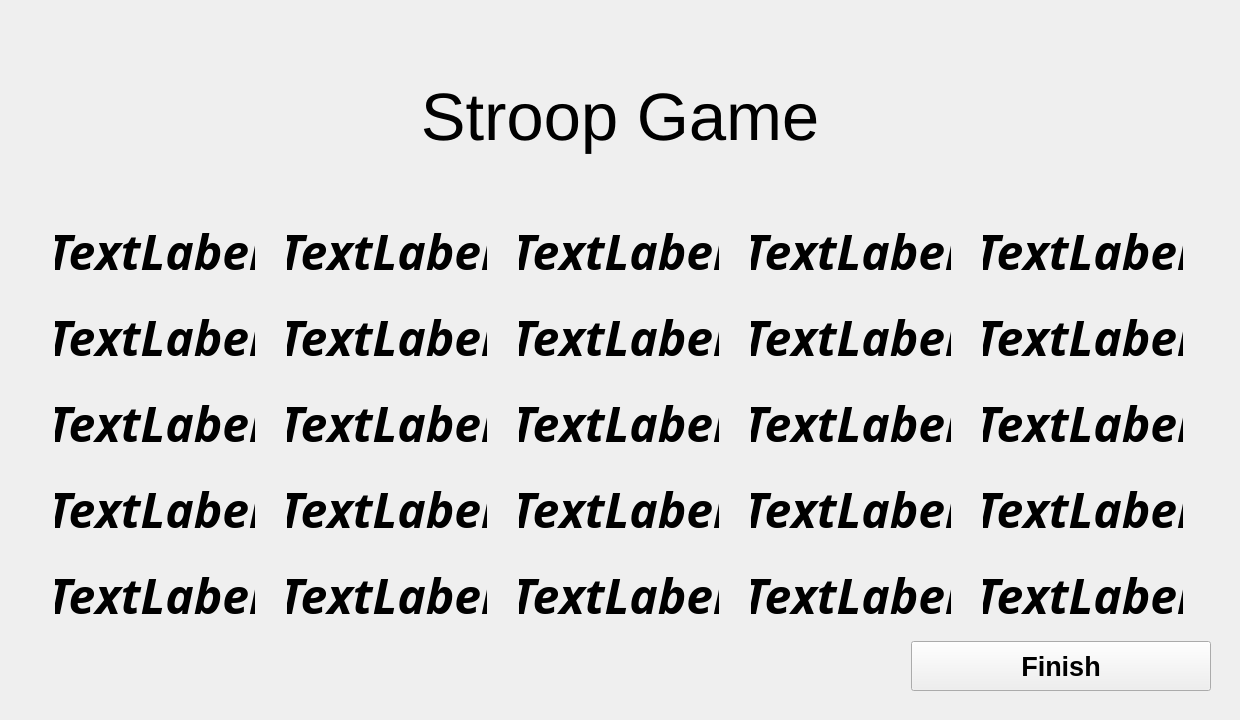
First picture: the form in cognition_games.ui, repository lessju/cognition_games, before the edit.
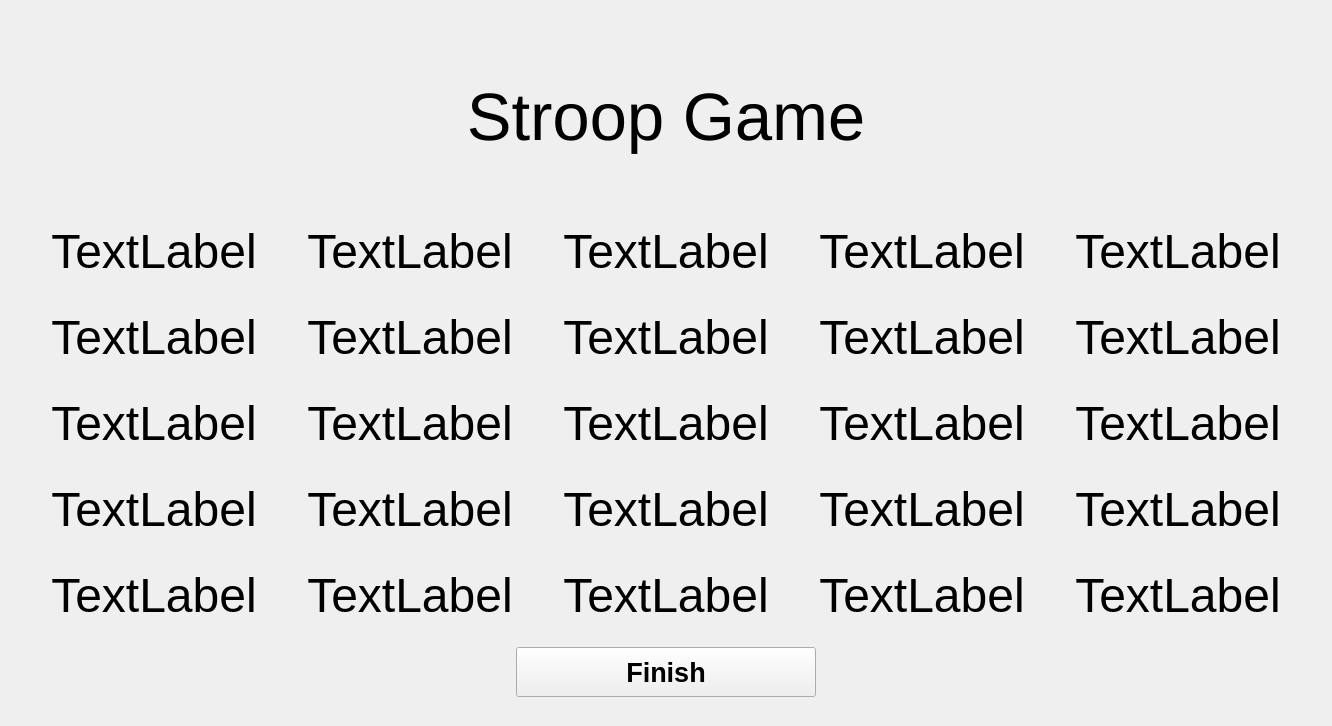
Second picture: the form after the edit. The open tabs and pages were chosen to show the change.

Commit message: Added malteses to stroop

The edit to the form file:
```diff
--- a/cognition_games.ui
+++ b/cognition_games.ui
@@ -6,8 +6,8 @@
    <rect>
     <x>0</x>
     <y>0</y>
-    <width>1240</width>
-    <height>719</height>
+    <width>1332</width>
+    <height>726</height>
    </rect>
   </property>
   <property name="windowTitle">
@@ -209,7 +209,7 @@
      </widget>
      <widget class="QWidget" name="stroop_games">
       <layout class="QGridLayout" name="gridLayout_7">
-       <item row="0" column="0">
+       <item row="0" column="0" alignment="Qt::AlignHCenter">
         <widget class="QStackedWidget" name="stroop_stacked_widget">
          <property name="currentIndex">
           <number>1</number>
@@ -326,8 +326,8 @@
          <widget class="QWidget" name="stroop_colour_game">
           <layout class="QVBoxLayout" name="verticalLayout_4">
            <item>
-            <layout class="QVBoxLayout" name="verticalLayout_5">
-             <item>
+            <layout class="QGridLayout" name="gridLayout_8">
+             <item row="0" column="0">
               <widget class="QLabel" name="label_9">
                <property name="font">
                 <font>
@@ -345,29 +345,29 @@
                </property>
               </widget>
              </item>
-             <item>
+             <item row="1" column="0">
               <layout class="QGridLayout" name="gridLayout_5">
                <item row="1" column="0">
                 <widget class="QLabel" name="stroop_text_6">
                  <property name="minimumSize">
                   <size>
-                   <width>200</width>
+                   <width>250</width>
                    <height>80</height>
                   </size>
                  </property>
                  <property name="maximumSize">
                   <size>
-                   <width>200</width>
+                   <width>250</width>
                    <height>80</height>
                   </size>
                  </property>
                  <property name="font">
                   <font>
-                   <family>Umpush</family>
+                   <family>Ubuntu</family>
                    <pointsize>36</pointsize>
-                   <weight>75</weight>
-                   <italic>true</italic>
-                   <bold>true</bold>
+                   <weight>50</weight>
+                   <italic>false</italic>
+                   <bold>false</bold>
                   </font>
                  </property>
                  <property name="styleSheet">
@@ -385,23 +385,23 @@
                 <widget class="QLabel" name="stroop_text_21">
                  <property name="minimumSize">
                   <size>
-                   <width>200</width>
+                   <width>250</width>
                    <height>80</height>
                   </size>
                  </property>
                  <property name="maximumSize">
                   <size>
-                   <width>200</width>
+                   <width>250</width>
                    <height>80</height>
                   </size>
                  </property>
                  <property name="font">
                   <font>
-                   <family>Umpush</family>
+                   <family>Ubuntu</family>
                    <pointsize>36</pointsize>
-                   <weight>75</weight>
-                   <italic>true</italic>
-                   <bold>true</bold>
+                   <weight>50</weight>
+                   <italic>false</italic>
+                   <bold>false</bold>
                   </font>
                  </property>
                  <property name="styleSheet">
@@ -419,23 +419,23 @@
                 <widget class="QLabel" name="stroop_text_1">
                  <property name="minimumSize">
                   <size>
-                   <width>200</width>
+                   <width>250</width>
                    <height>80</height>
                   </size>
                  </property>
                  <property name="maximumSize">
                   <size>
-                   <width>200</width>
+                   <width>250</width>
                    <height>80</height>
                   </size>
                  </property>
                  <property name="font">
                   <font>
-                   <family>Umpush</family>
+                   <family>Ubuntu</family>
                    <pointsize>36</pointsize>
-                   <weight>75</weight>
-                   <italic>true</italic>
-                   <bold>true</bold>
+                   <weight>50</weight>
+                   <italic>false</italic>
+                   <bold>false</bold>
                   </font>
                  </property>
                  <property name="styleSheet">
@@ -453,23 +453,23 @@
                 <widget class="QLabel" name="stroop_text_20">
                  <property name="minimumSize">
                   <size>
-                   <width>200</width>
+                   <width>250</width>
                    <height>80</height>
                   </size>
                  </property>
                  <property name="maximumSize">
                   <size>
-                   <width>200</width>
+                   <width>250</width>
                    <height>80</height>
                   </size>
                  </property>
                  <property name="font">
                   <font>
-                   <family>Umpush</family>
+                   <family>Ubuntu</family>
                    <pointsize>36</pointsize>
-                   <weight>75</weight>
-                   <italic>true</italic>
-                   <bold>true</bold>
+                   <weight>50</weight>
+                   <italic>false</italic>
+                   <bold>false</bold>
                   </font>
                  </property>
                  <property name="styleSheet">
@@ -487,23 +487,23 @@
                 <widget class="QLabel" name="stroop_text_2">
                  <property name="minimumSize">
                   <size>
-                   <width>200</width>
+                   <width>250</width>
                    <height>80</height>
                   </size>
                  </property>
                  <property name="maximumSize">
                   <size>
-                   <width>200</width>
+                   <width>250</width>
                    <height>80</height>
                   </size>
                  </property>
                  <property name="font">
                   <font>
-                   <family>Umpush</family>
+                   <family>Ubuntu</family>
                    <pointsize>36</pointsize>
-                   <weight>75</weight>
-                   <italic>true</italic>
-                   <bold>true</bold>
+                   <weight>50</weight>
+                   <italic>false</italic>
+                   <bold>false</bold>
                   </font>
                  </property>
                  <property name="styleSheet">
@@ -521,23 +521,23 @@
                 <widget class="QLabel" name="stroop_text_3">
                  <property name="minimumSize">
                   <size>
-                   <width>200</width>
+                   <width>250</width>
                    <height>80</height>
                   </size>
                  </property>
                  <property name="maximumSize">
                   <size>
-                   <width>200</width>
+                   <width>250</width>
                    <height>80</height>
                   </size>
                  </property>
                  <property name="font">
                   <font>
-                   <family>Umpush</family>
+                   <family>Ubuntu</family>
                    <pointsize>36</pointsize>
-                   <weight>75</weight>
-                   <italic>true</italic>
-                   <bold>true</bold>
+                   <weight>50</weight>
+                   <italic>false</italic>
+                   <bold>false</bold>
                   </font>
                  </property>
                  <property name="styleSheet">
@@ -555,23 +555,23 @@
                 <widget class="QLabel" name="stroop_text_5">
                  <property name="minimumSize">
                   <size>
-                   <width>200</width>
+                   <width>250</width>
                    <height>80</height>
                   </size>
                  </property>
                  <property name="maximumSize">
                   <size>
-                   <width>200</width>
+                   <width>250</width>
                    <height>80</height>
                   </size>
                  </property>
                  <property name="font">
                   <font>
-                   <family>Umpush</family>
+                   <family>Ubuntu</family>
                    <pointsize>36</pointsize>
-                   <weight>75</weight>
-                   <italic>true</italic>
-                   <bold>true</bold>
+                   <weight>50</weight>
+                   <italic>false</italic>
+                   <bold>false</bold>
                   </font>
                  </property>
                  <property name="styleSheet">
@@ -589,23 +589,23 @@
                 <widget class="QLabel" name="stroop_text_16">
                  <property name="minimumSize">
                   <size>
-                   <width>200</width>
+                   <width>250</width>
                    <height>80</height>
                   </size>
                  </property>
                  <property name="maximumSize">
                   <size>
-                   <width>200</width>
+                   <width>250</width>
                    <height>80</height>
                   </size>
                  </property>
                  <property name="font">
                   <font>
-                   <family>Umpush</family>
+                   <family>Ubuntu</family>
                    <pointsize>36</pointsize>
-                   <weight>75</weight>
-                   <italic>true</italic>
-                   <bold>true</bold>
+                   <weight>50</weight>
+                   <italic>false</italic>
+                   <bold>false</bold>
                   </font>
                  </property>
                  <property name="styleSheet">
@@ -623,23 +623,23 @@
                 <widget class="QLabel" name="stroop_text_11">
                  <property name="minimumSize">
                   <size>
-                   <width>200</width>
+                   <width>250</width>
                    <height>80</height>
                   </size>
                  </property>
                  <property name="maximumSize">
                   <size>
-                   <width>200</width>
+                   <width>250</width>
                    <height>80</height>
                   </size>
                  </property>
                  <property name="font">
                   <font>
-                   <family>Umpush</family>
+                   <family>Ubuntu</family>
                    <pointsize>36</pointsize>
-                   <weight>75</weight>
-                   <italic>true</italic>
-                   <bold>true</bold>
+                   <weight>50</weight>
+                   <italic>false</italic>
+                   <bold>false</bold>
                   </font>
                  </property>
                  <property name="styleSheet">
@@ -657,23 +657,23 @@
                 <widget class="QLabel" name="stroop_text_4">
                  <property name="minimumSize">
                   <size>
-                   <width>200</width>
+                   <width>250</width>
                    <height>80</height>
                   </size>
                  </property>
                  <property name="maximumSize">
                   <size>
-                   <width>200</width>
+                   <width>250</width>
                    <height>80</height>
                   </size>
                  </property>
                  <property name="font">
                   <font>
-                   <family>Umpush</family>
+                   <family>Ubuntu</family>
                    <pointsize>36</pointsize>
-                   <weight>75</weight>
-                   <italic>true</italic>
-                   <bold>true</bold>
+                   <weight>50</weight>
+                   <italic>false</italic>
+                   <bold>false</bold>
                   </font>
                  </property>
                  <property name="styleSheet">
@@ -691,23 +691,23 @@
                 <widget class="QLabel" name="stroop_text_7">
                  <property name="minimumSize">
                   <size>
-                   <width>200</width>
+                   <width>250</width>
                    <height>80</height>
                   </size>
                  </property>
                  <property name="maximumSize">
                   <size>
-                   <width>200</width>
+                   <width>250</width>
                    <height>80</height>
                   </size>
                  </property>
                  <property name="font">
                   <font>
-                   <family>Umpush</family>
+                   <family>Ubuntu</family>
                    <pointsize>36</pointsize>
-                   <weight>75</weight>
-                   <italic>true</italic>
-                   <bold>true</bold>
+                   <weight>50</weight>
+                   <italic>false</italic>
+                   <bold>false</bold>
                   </font>
                  </property>
                  <property name="styleSheet">
@@ -725,23 +725,23 @@
                 <widget class="QLabel" name="stroop_text_12">
                  <property name="minimumSize">
                   <size>
-                   <width>200</width>
+                   <width>250</width>
                    <height>80</height>
                   </size>
                  </property>
                  <property name="maximumSize">
                   <size>
-                   <width>200</width>
+                   <width>250</width>
                    <height>80</height>
                   </size>
                  </property>
                  <property name="font">
                   <font>
-                   <family>Umpush</family>
+                   <family>Ubuntu</family>
                    <pointsize>36</pointsize>
-                   <weight>75</weight>
-                   <italic>true</italic>
-                   <bold>true</bold>
+                   <weight>50</weight>
+                   <italic>false</italic>
+                   <bold>false</bold>
                   </font>
                  </property>
                  <property name="styleSheet">
@@ -759,23 +759,23 @@
                 <widget class="QLabel" name="stroop_text_17">
                  <property name="minimumSize">
                   <size>
-                   <width>200</width>
+                   <width>250</width>
                    <height>80</height>
                   </size>
                  </property>
                  <property name="maximumSize">
                   <size>
-                   <width>200</width>
+                   <width>250</width>
                    <height>80</height>
                   </size>
                  </property>
                  <property name="font">
                   <font>
-                   <family>Umpush</family>
+                   <family>Ubuntu</family>
                    <pointsize>36</pointsize>
-                   <weight>75</weight>
-                   <italic>true</italic>
-                   <bold>true</bold>
+                   <weight>50</weight>
+                   <italic>false</italic>
+                   <bold>false</bold>
                   </font>
                  </property>
                  <property name="styleSheet">
@@ -793,23 +793,23 @@
                 <widget class="QLabel" name="stroop_text_22">
                  <property name="minimumSize">
                   <size>
-                   <width>200</width>
+                   <width>250</width>
                    <height>80</height>
                   </size>
                  </property>
                  <property name="maximumSize">
                   <size>
-                   <width>200</width>
+                   <width>250</width>
                    <height>80</height>
                   </size>
                  </property>
                  <property name="font">
                   <font>
-                   <family>Umpush</family>
+                   <family>Ubuntu</family>
                    <pointsize>36</pointsize>
-                   <weight>75</weight>
-                   <italic>true</italic>
-                   <bold>true</bold>
+                   <weight>50</weight>
+                   <italic>false</italic>
+                   <bold>false</bold>
                   </font>
                  </property>
                  <property name="styleSheet">
@@ -827,23 +827,23 @@
                 <widget class="QLabel" name="stroop_text_8">
                  <property name="minimumSize">
                   <size>
-                   <width>200</width>
+                   <width>250</width>
                    <height>80</height>
                   </size>
                  </property>
                  <property name="maximumSize">
                   <size>
-                   <width>200</width>
+                   <width>250</width>
                    <height>80</height>
                   </size>
                  </property>
                  <property name="font">
                   <font>
-                   <family>Umpush</family>
+                   <family>Ubuntu</family>
                    <pointsize>36</pointsize>
-                   <weight>75</weight>
-                   <italic>true</italic>
-                   <bold>true</bold>
+                   <weight>50</weight>
+                   <italic>false</italic>
+                   <bold>false</bold>
                   </font>
                  </property>
                  <property name="styleSheet">
@@ -861,23 +861,23 @@
                 <widget class="QLabel" name="stroop_text_13">
                  <property name="minimumSize">
                   <size>
-                   <width>200</width>
+                   <width>250</width>
                    <height>80</height>
                   </size>
                  </property>
                  <property name="maximumSize">
                   <size>
-                   <width>200</width>
+                   <width>250</width>
                    <height>80</height>
                   </size>
                  </property>
                  <property name="font">
                   <font>
-                   <family>Umpush</family>
+                   <family>Ubuntu</family>
                    <pointsize>36</pointsize>
-                   <weight>75</weight>
-                   <italic>true</italic>
-                   <bold>true</bold>
+                   <weight>50</weight>
+                   <italic>false</italic>
+                   <bold>false</bold>
                   </font>
                  </property>
                  <property name="styleSheet">
@@ -895,23 +895,23 @@
                 <widget class="QLabel" name="stroop_text_18">
                  <property name="minimumSize">
                   <size>
-                   <width>200</width>
+                   <width>250</width>
                    <height>80</height>
                   </size>
                  </property>
                  <property name="maximumSize">
                   <size>
-                   <width>200</width>
+                   <width>250</width>
                    <height>80</height>
                   </size>
                  </property>
                  <property name="font">
                   <font>
-                   <family>Umpush</family>
+                   <family>Ubuntu</family>
                    <pointsize>36</pointsize>
-                   <weight>75</weight>
-                   <italic>true</italic>
-                   <bold>true</bold>
+                   <weight>50</weight>
+                   <italic>false</italic>
+                   <bold>false</bold>
                   </font>
                  </property>
                  <property name="styleSheet">
@@ -929,23 +929,23 @@
                 <widget class="QLabel" name="stroop_text_23">
                  <property name="minimumSize">
                   <size>
-                   <width>200</width>
+                   <width>250</width>
                    <height>80</height>
                   </size>
                  </property>
                  <property name="maximumSize">
                   <size>
-                   <width>200</width>
+                   <width>250</width>
                    <height>80</height>
                   </size>
                  </property>
                  <property name="font">
                   <font>
-                   <family>Umpush</family>
+                   <family>Ubuntu</family>
                    <pointsize>36</pointsize>
-                   <weight>75</weight>
-                   <italic>true</italic>
-                   <bold>true</bold>
+                   <weight>50</weight>
+                   <italic>false</italic>
+                   <bold>false</bold>
                   </font>
                  </property>
                  <property name="styleSheet">
@@ -963,23 +963,23 @@
                 <widget class="QLabel" name="stroop_text_9">
                  <property name="minimumSize">
                   <size>
-                   <width>200</width>
+                   <width>250</width>
                    <height>80</height>
                   </size>
                  </property>
                  <property name="maximumSize">
                   <size>
-                   <width>200</width>
+                   <width>250</width>
                    <height>80</height>
                   </size>
                  </property>
                  <property name="font">
                   <font>
-                   <family>Umpush</family>
+                   <family>Ubuntu</family>
                    <pointsize>36</pointsize>
-                   <weight>75</weight>
-                   <italic>true</italic>
-                   <bold>true</bold>
+                   <weight>50</weight>
+                   <italic>false</italic>
+                   <bold>false</bold>
                   </font>
                  </property>
                  <property name="styleSheet">
@@ -997,23 +997,23 @@
                 <widget class="QLabel" name="stroop_text_14">
                  <property name="minimumSize">
                   <size>
-                   <width>200</width>
+                   <width>250</width>
                    <height>80</height>
                   </size>
                  </property>
                  <property name="maximumSize">
                   <size>
-                   <width>200</width>
+                   <width>250</width>
                    <height>80</height>
                   </size>
                  </property>
                  <property name="font">
                   <font>
-                   <family>Umpush</family>
+                   <family>Ubuntu</family>
                    <pointsize>36</pointsize>
-                   <weight>75</weight>
-                   <italic>true</italic>
-                   <bold>true</bold>
+                   <weight>50</weight>
+                   <italic>false</italic>
+                   <bold>false</bold>
                   </font>
                  </property>
                  <property name="styleSheet">
@@ -1031,23 +1031,23 @@
                 <widget class="QLabel" name="stroop_text_19">
                  <property name="minimumSize">
                   <size>
-                   <width>200</width>
+                   <width>250</width>
                    <height>80</height>
                   </size>
                  </property>
                  <property name="maximumSize">
                   <size>
-                   <width>200</width>
+                   <width>250</width>
                    <height>80</height>
                   </size>
                  </property>
                  <property name="font">
                   <font>
-                   <family>Umpush</family>
+                   <family>Ubuntu</family>
                    <pointsize>36</pointsize>
-                   <weight>75</weight>
-                   <italic>true</italic>
-                   <bold>true</bold>
+                   <weight>50</weight>
+                   <italic>false</italic>
+                   <bold>false</bold>
                   </font>
                  </property>
                  <property name="styleSheet">
@@ -1065,23 +1065,23 @@
                 <widget class="QLabel" name="stroop_text_24">
                  <property name="minimumSize">
                   <size>
-                   <width>200</width>
+                   <width>250</width>
                    <height>80</height>
                   </size>
                  </property>
                  <property name="maximumSize">
                   <size>
-                   <width>200</width>
+                   <width>250</width>
                    <height>80</height>
                   </size>
                  </property>
                  <property name="font">
                   <font>
-                   <family>Umpush</family>
+                   <family>Ubuntu</family>
                    <pointsize>36</pointsize>
-                   <weight>75</weight>
-                   <italic>true</italic>
-                   <bold>true</bold>
+                   <weight>50</weight>
+                   <italic>false</italic>
+                   <bold>false</bold>
                   </font>
                  </property>
                  <property name="styleSheet">
@@ -1099,23 +1099,23 @@
                 <widget class="QLabel" name="stroop_text_10">
                  <property name="minimumSize">
                   <size>
-                   <width>200</width>
+                   <width>250</width>
                    <height>80</height>
                   </size>
                  </property>
                  <property name="maximumSize">
                   <size>
-                   <width>200</width>
+                   <width>250</width>
                    <height>80</height>
                   </size>
                  </property>
                  <property name="font">
                   <font>
-                   <family>Umpush</family>
+                   <family>Ubuntu</family>
                    <pointsize>36</pointsize>
-                   <weight>75</weight>
-                   <italic>true</italic>
-                   <bold>true</bold>
+                   <weight>50</weight>
+                   <italic>false</italic>
+                   <bold>false</bold>
                   </font>
                  </property>
                  <property name="styleSheet">
@@ -1133,23 +1133,23 @@
                 <widget class="QLabel" name="stroop_text_15">
                  <property name="minimumSize">
                   <size>
-                   <width>200</width>
+                   <width>250</width>
                    <height>80</height>
                   </size>
                  </property>
                  <property name="maximumSize">
                   <size>
-                   <width>200</width>
+                   <width>250</width>
                    <height>80</height>
                   </size>
                  </property>
                  <property name="font">
                   <font>
-                   <family>Umpush</family>
+                   <family>Ubuntu</family>
                    <pointsize>36</pointsize>
-                   <weight>75</weight>
-                   <italic>true</italic>
-                   <bold>true</bold>
+                   <weight>50</weight>
+                   <italic>false</italic>
+                   <bold>false</bold>
                   </font>
                  </property>
                  <property name="styleSheet">
@@ -1167,23 +1167,23 @@
                 <widget class="QLabel" name="stroop_text_25">
                  <property name="minimumSize">
                   <size>
-                   <width>200</width>
+                   <width>250</width>
                    <height>80</height>
                   </size>
                  </property>
                  <property name="maximumSize">
                   <size>
-                   <width>200</width>
+                   <width>250</width>
                    <height>80</height>
                   </size>
                  </property>
                  <property name="font">
                   <font>
-                   <family>Umpush</family>
+                   <family>Ubuntu</family>
                    <pointsize>36</pointsize>
-                   <weight>75</weight>
-                   <italic>true</italic>
-                   <bold>true</bold>
+                   <weight>50</weight>
+                   <italic>false</italic>
+                   <bold>false</bold>
                   </font>
                  </property>
                  <property name="styleSheet">
@@ -1212,7 +1212,7 @@
                </item>
               </layout>
              </item>
-             <item alignment="Qt::AlignRight">
+             <item row="2" column="0" alignment="Qt::AlignHCenter">
               <widget class="QPushButton" name="ready_stroop_game_button">
                <property name="sizePolicy">
                 <sizepolicy hsizetype="Fixed" vsizetype="Fixed">
```
Left out of the diff: 220 changed lines with no effect on the pictures. The commit also changes 1 other file.
